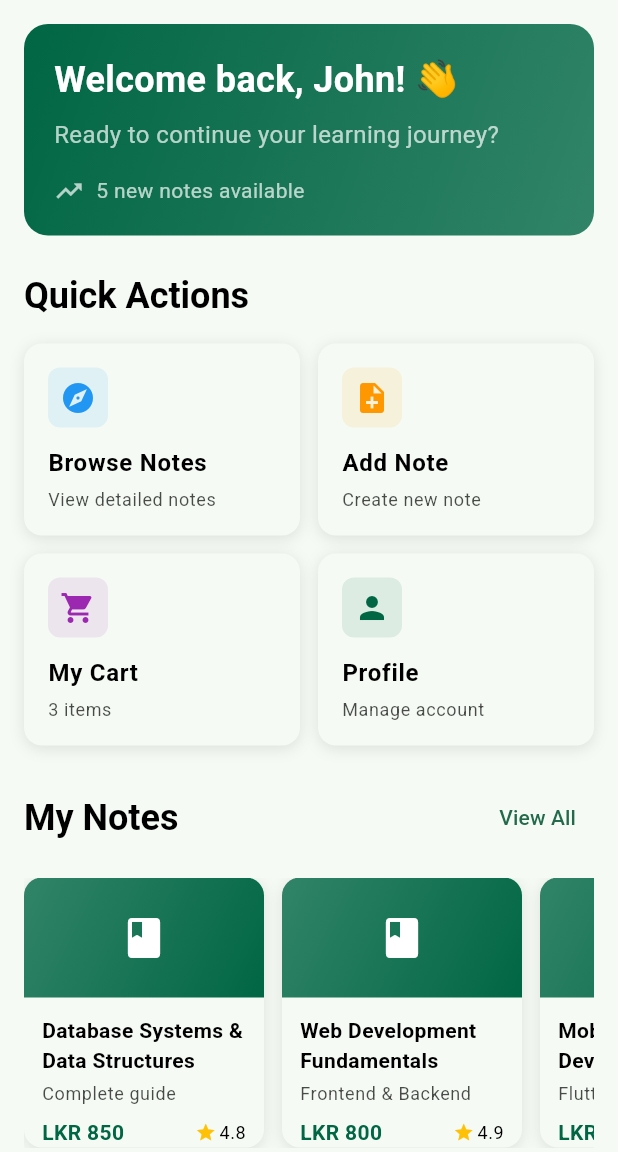
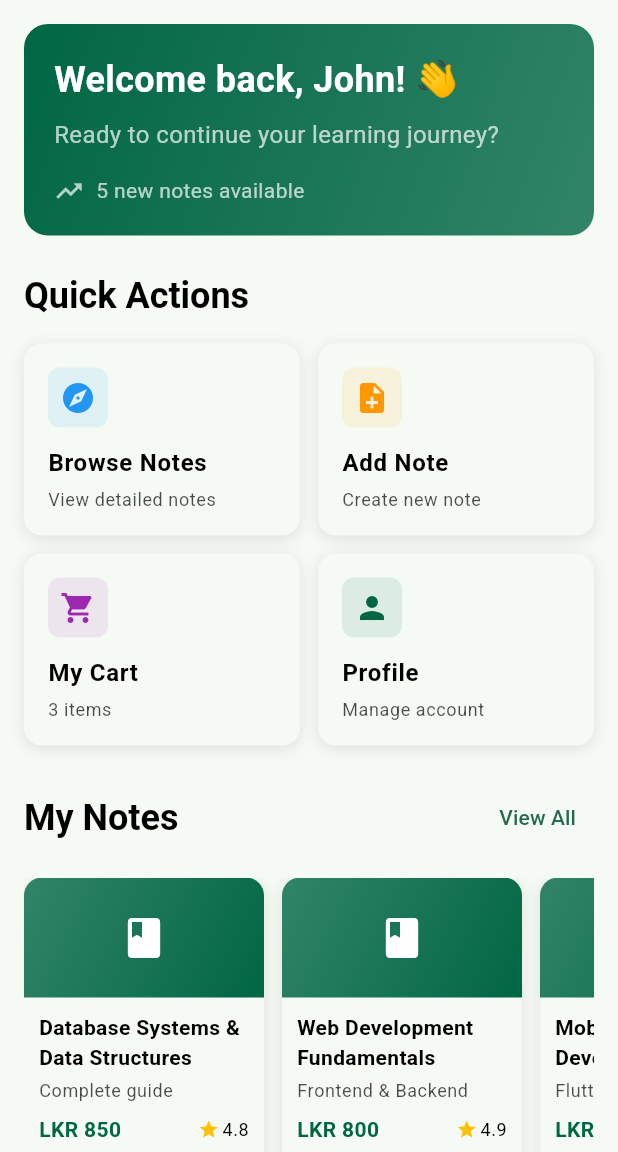
Before and after one commit to nethmipalliyaguruge/StuddyBuddy-Mobile-Application, a Flutter app: the HomePage screen opened directly, on a phone screen of 412 x 824 dp, the part 84-1236 px from its top. Run offline on Flutter 3.47's test engine with Material 3 defaults, Android fonts, the phone set to English and light mode, and no system bars.

Commit message:
Update HomePage layout: adjust card height, padding, and text overflow handling

```diff
--- a/lib/screens/HomeScreen.dart
+++ b/lib/screens/HomeScreen.dart
@@ -322,7 +322,7 @@ class HomePage extends StatelessWidget {
         ),
         const SizedBox(height: 16),
         SizedBox(
-          height: 180,
+          height: 200,
           child: ListView(
             scrollDirection: Axis.horizontal,
             children: [
@@ -420,7 +420,7 @@ class HomePage extends StatelessWidget {
               ),
             ),
             Padding(
-              padding: const EdgeInsets.all(12),
+              padding: const EdgeInsets.all(10),
               child: Column(
                 crossAxisAlignment: CrossAxisAlignment.start,
                 children: [
@@ -429,6 +429,8 @@ class HomePage extends StatelessWidget {
                     style: Theme.of(context).textTheme.bodyMedium?.copyWith(
                       fontWeight: FontWeight.w600,
                     ),
+                    maxLines: 2,
+                    overflow: TextOverflow.ellipsis,
                   ),
                   const SizedBox(height: 4),
                   Text(
@@ -438,6 +440,8 @@ class HomePage extends StatelessWidget {
                         context,
                       ).textTheme.bodySmall?.color?.withOpacity(0.7),
                     ),
+                    maxLines: 1,
+                    overflow: TextOverflow.ellipsis,
                   ),
                   const SizedBox(height: 8),
                   Row(
```
